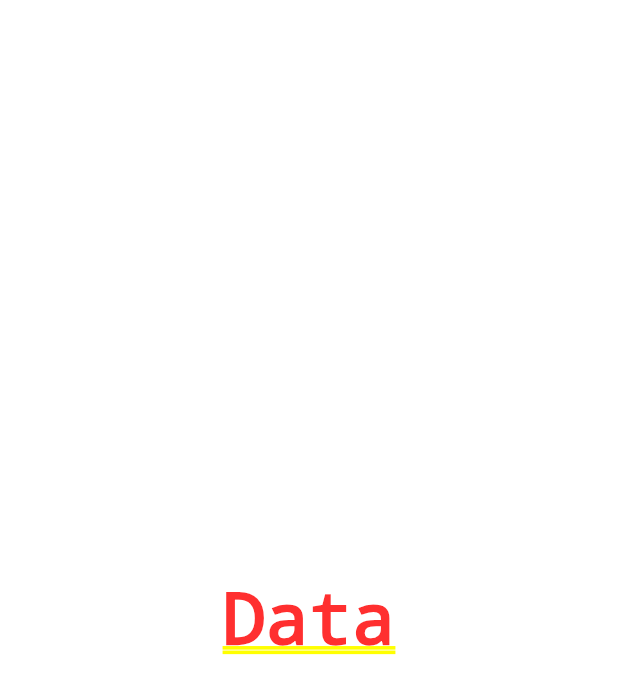
After one commit to Logic-Store/Auth-Backend, a Flutter app: the screen it shows after launch, after a tap on "Press", on a phone screen of 412 x 824 dp. The commit adds this screen. Shown: the top 694 px of the screen. Run offline on Flutter 3.47's test engine with Material 3 defaults, Android fonts, the phone set to English and light mode, and no system bars; our stand-ins replace go_router.

Commit message:
set up go route

```diff
--- a/lib/core/routes/app_router.dart
+++ b/lib/core/routes/app_router.dart
@@ -1,4 +1,5 @@
-import 'package:flutter/material.dart';
+import 'package:auth_backend/core/routes/homeTemp.dart';
+import 'package:auth_backend/core/routes/test.dart';
 import 'package:go_router/go_router.dart';
 
 class AppRouter {
@@ -7,9 +8,13 @@ class AppRouter {
     routes: [
       GoRoute(
         path: '/',
-        builder: (context, state) {
-          return Scaffold(body: Center(child: Text("Home")));
-        },
+        name: 'home',
+        builder: (context, state) => const HomeTemp(),
+      ),
+      GoRoute(
+        path: '/test',
+        name: 'test',
+        builder: (context, state) => const TestWid(),
       ),
     ],
   );
--- /dev/null
+++ b/lib/core/routes/homeTemp.dart
@@ -0,0 +1,18 @@
+import 'package:flutter/material.dart';
+import 'package:go_router/go_router.dart';
+
+class HomeTemp extends StatelessWidget {
+  const HomeTemp({super.key});
+
+  @override
+  Widget build(BuildContext context) {
+    return Center(
+      child: MaterialButton(
+        onPressed: () {
+          context.go('/test');
+        },
+        child: Text("Press"),
+      ),
+    );
+  }
+}
--- /dev/null
+++ b/lib/core/routes/test.dart
@@ -0,0 +1,10 @@
+import 'package:flutter/material.dart';
+
+class TestWid extends StatelessWidget {
+  const TestWid({super.key});
+
+  @override
+  Widget build(BuildContext context) {
+    return Center(child: Text("Data"));
+  }
+}
```
